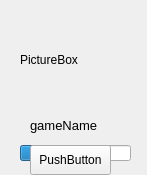
jiangzc/FlashBox, file gameitem.ui: the form before one commit.
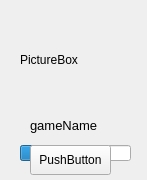
The form after the commit.

```diff
--- a/gameitem.ui
+++ b/gameitem.ui
@@ -7,13 +7,13 @@
     <x>0</x>
     <y>0</y>
     <width>147</width>
-    <height>175</height>
+    <height>180</height>
    </rect>
   </property>
   <property name="minimumSize">
    <size>
     <width>0</width>
-    <height>175</height>
+    <height>180</height>
    </size>
   </property>
   <property name="windowTitle">
@@ -101,7 +101,7 @@
     <string>gameName</string>
    </property>
   </widget>
-  <widget class="QWidget" name="" native="true">
+  <widget class="QWidget" name="widget" native="true">
    <property name="geometry">
     <rect>
      <x>462</x>
```
